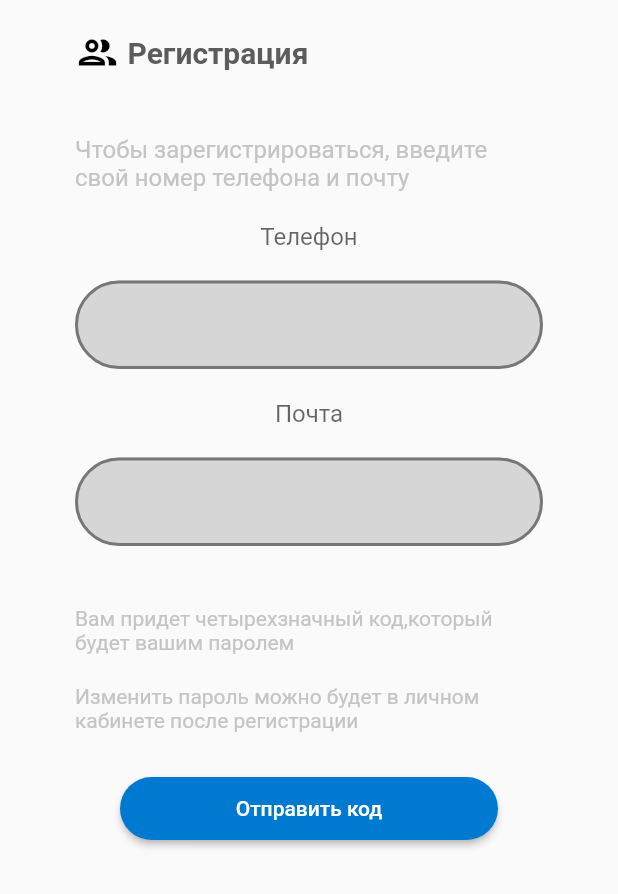
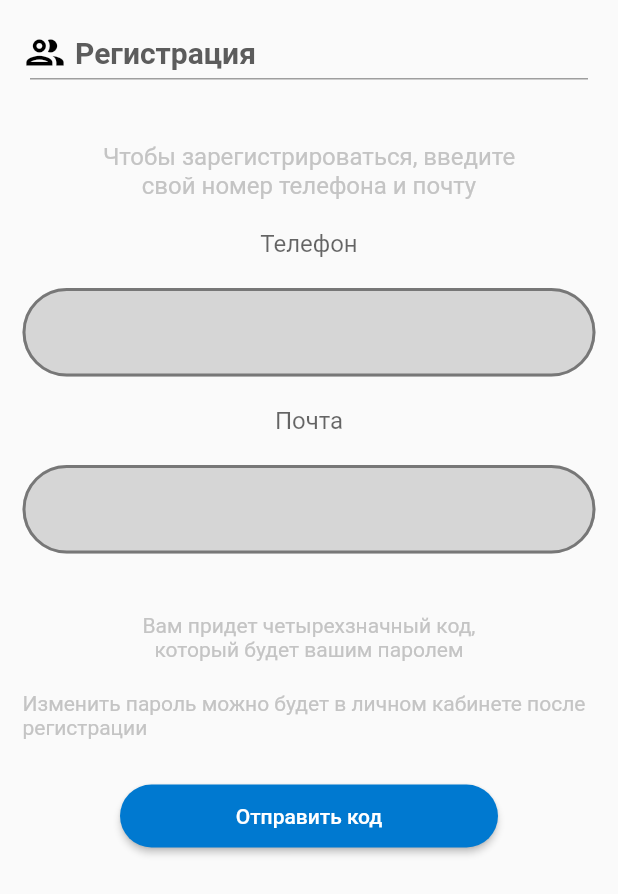
Before and after one commit to YuryRybalka/auth_case_2_4, a Flutter app: the screen it shows after launch, on a phone screen of 412 x 824 dp. Shown: the top 894 px of the screen. Run offline on Flutter 3.47's test engine with Material 2 defaults, Android fonts, the phone set to English and light mode, and no system bars.

Commit message:
Длинные строки текста разбиты на короткие - появилась центровка, но она не зависит от виджета Center

```diff
--- a/lib/main.dart
+++ b/lib/main.dart
@@ -23,11 +23,12 @@ class MyApp extends StatelessWidget {
           //appBar: AppBar(title: Center(child: Text('Мой authpage test'))),
           body: Container(
               width: double.infinity,
-              padding: EdgeInsets.symmetric(horizontal: 50),
+              padding: EdgeInsets.symmetric(horizontal: 15),
               child: SingleChildScrollView(
                 child: Column(children:  [
                   const SizedBox(height: 20),
-                  Row(
+                  Center(
+                    child: Row(
                       children: const [
                         Icon(Icons.people_outlined, color: Colors.black,
                             size: 30),
@@ -38,9 +39,21 @@ class MyApp extends StatelessWidget {
                           ),)
                       ],
                     ),
+                  ),
+                  Divider(
+                    height: 5,
+                    thickness: 1,
+                    indent: 5,
+                    endIndent: 5,
+                    color: Colors.grey[500],
+                  ),
                   const SizedBox(height: 40),
-                  Center(
-                    child: Text('Чтобы зарегистрироваться, введите свой номер телефона и почту',
+                  const Center(
+                    child: Text('Чтобы зарегистрироваться, введите',
+                        style : TextStyle(fontSize : 16,color : Color(0xFFc4c4c4)),),
+                  ),
+                  const Center(
+                    child: Text('свой номер телефона и почту',
                       style : TextStyle(fontSize : 16,color : Color(0xFFc4c4c4)),),
                   ),
                   const SizedBox(height: 20),
@@ -69,7 +82,9 @@ class MyApp extends StatelessWidget {
                       )
                   ),
                   const SizedBox(height: 40),
-                  Text('Вам придет четырехзначный код,который будет вашим паролем',
+                  const Text('Вам придет четырехзначный код,',
+                    style : TextStyle(fontSize : 14,color : Color(0xFFc4c4c4)),),
+                  const Text('который будет вашим паролем',
                     style : TextStyle(fontSize : 14,color : Color(0xFFc4c4c4)),),
                   const SizedBox(height: 20),
                   Text('Изменить пароль можно будет в личном кабинете после регистрации',
```
Lines whose indentation alone changed are shown as unchanged.
